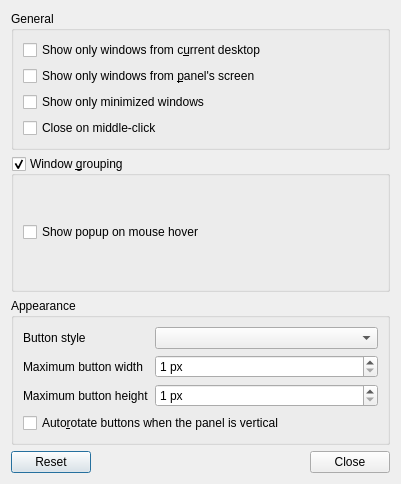
The window that plugin-taskbar/lxqttaskbarconfiguration.ui (lxqt/lxqt-panel) describes before a commit, drawn with Qt 5.
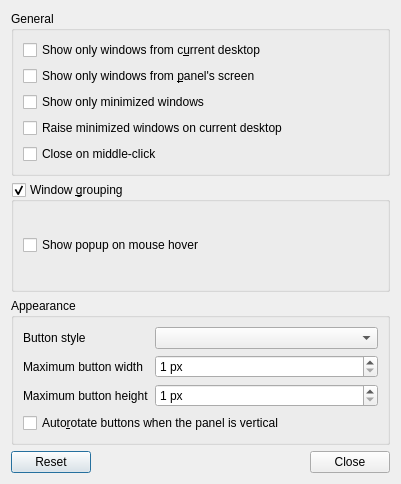
The same window after the commit.

Commit message: plugin-taskbar: raise minimized windows on current desktop

The edit to the form file:
```diff
--- a/plugin-taskbar/lxqttaskbarconfiguration.ui
+++ b/plugin-taskbar/lxqttaskbarconfiguration.ui
@@ -41,6 +41,13 @@
         </property>
        </widget>
       </item>
+      <item>
+       <widget class="QCheckBox" name="raiseOnCurrentDesktopCB">
+        <property name="text">
+         <string>Raise minimized windows on current desktop</string>
+        </property>
+       </widget>
+      </item>
       <item>
        <widget class="QCheckBox" name="middleClickCB">
         <property name="text">
```
The commit also changes 4 other files.
